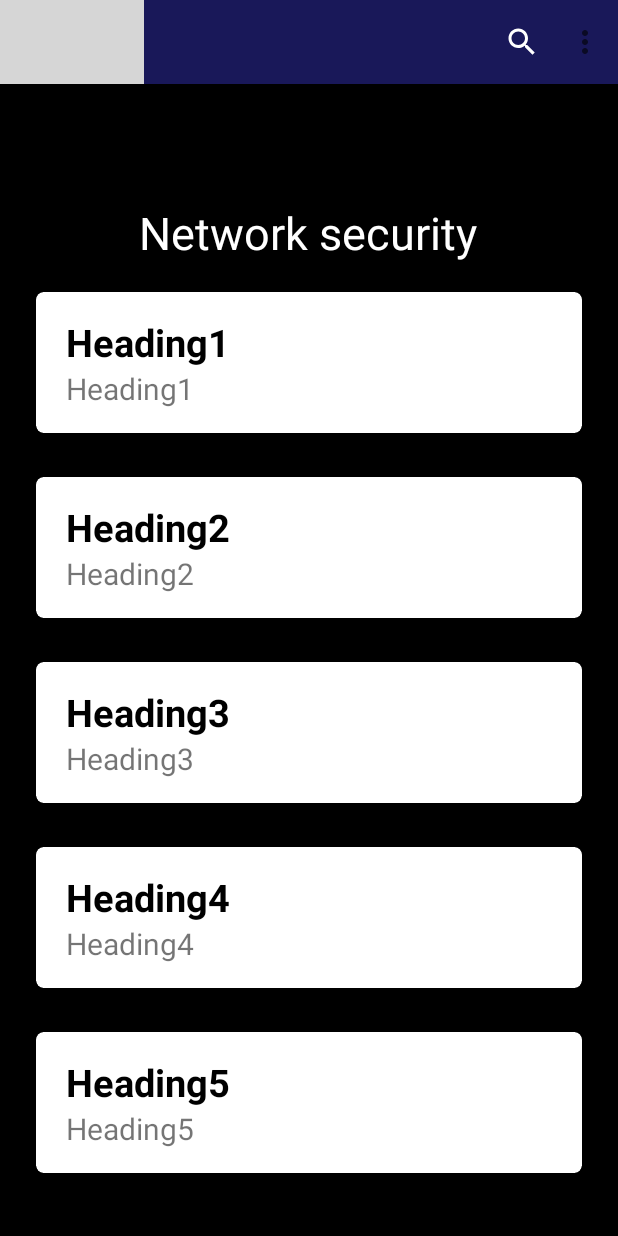
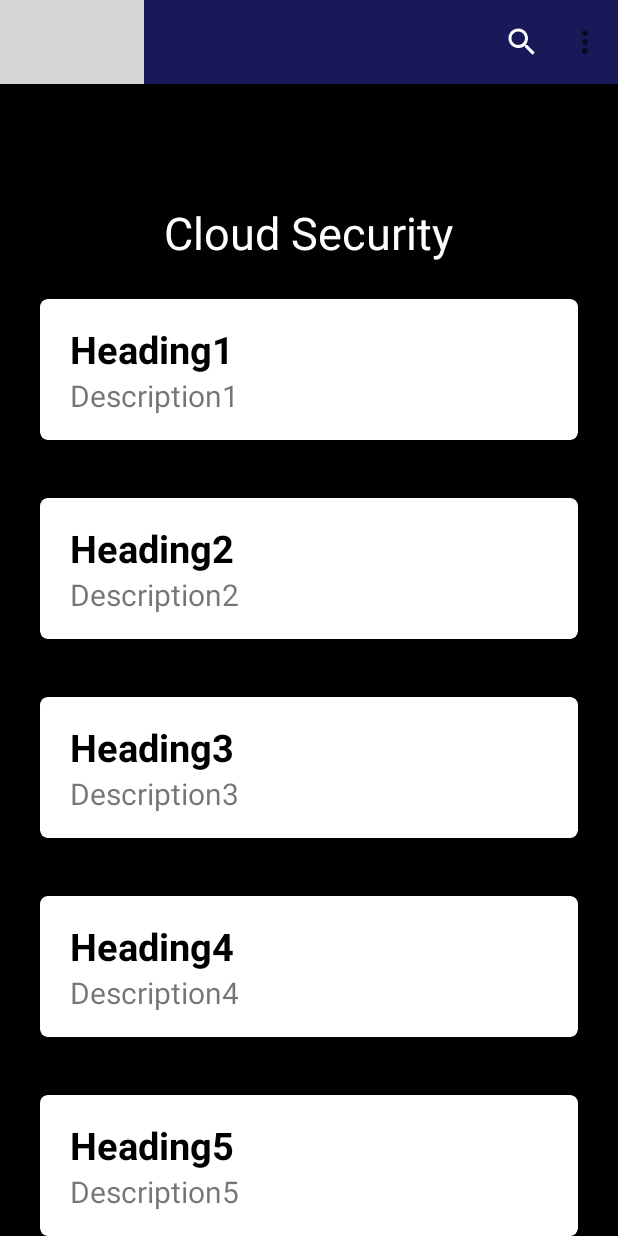
Before and after one commit to Dark-Knight11/CyberSec-App, an Android app: the Topic_Cloud_Security screen opened directly, with no data from a screen before it, on a phone screen of 412 x 824 dp. Run offline under Robolectric (Android 15) with nearby library versions, the phone set to English and light mode, and no system bars; grey boxes are pictures that could not be loaded.

Commit message:
Adding Layouts and view to remaining topics

```diff
--- a/app/src/main/AndroidManifest.xml
+++ b/app/src/main/AndroidManifest.xml
@@ -11,8 +11,8 @@
         android:supportsRtl="true"
         android:theme="@style/Theme.MaterialComponents.Light.NoActionBar"
         tools:ignore="AllowBackup">
-        <activity android:name=".Topic_1" />
-        <activity android:name=".Topic_2" />
+        <activity android:name=".Topic_Application_Security" />
+        <activity android:name=".Topic_Cloud_Security" />
         <activity
             android:name=".SplashScreen"
             android:theme="@style/SplashScreen">
--- a/app/src/main/java/com/sies/cyber/MainActivity.java
+++ b/app/src/main/java/com/sies/cyber/MainActivity.java
@@ -2,6 +2,7 @@ package com.sies.cyber;
 
 import android.os.Bundle;
 import android.view.View;
+import android.view.WindowManager;
 
 import androidx.appcompat.app.AppCompatActivity;
 import androidx.fragment.app.FragmentManager;
--- a/app/src/main/java/com/sies/cyber/Topic_1.java
+++ b/app/src/main/java/com/sies/cyber/Topic_Cloud_Security.java
@@ -3,26 +3,20 @@ package com.sies.cyber;
 import android.os.Bundle;
 
 import androidx.appcompat.app.AppCompatActivity;
-import androidx.recyclerview.widget.GridLayoutManager;
 import androidx.recyclerview.widget.LinearLayoutManager;
 import androidx.recyclerview.widget.RecyclerView;
 
-import com.sies.cyber.fragments.DataModel;
-import com.sies.cyber.fragments.myAdapter;
-
 import java.util.ArrayList;
 
-import static android.widget.GridLayout.VERTICAL;
-
-public class Topic_1 extends AppCompatActivity {
+public class Topic_Cloud_Security extends AppCompatActivity {
     RecyclerView mRecyclerView;
     ArrayList<DataModelInner> dataHolder;
 
     @Override
     protected void onCreate(Bundle savedInstanceState) {
         super.onCreate(savedInstanceState);
-        setContentView(R.layout.activity_topic_1);
-        mRecyclerView = findViewById(R.id.recView1);
+        setContentView(R.layout.cloud_security_topic);
+        mRecyclerView = findViewById(R.id.recView);
 
         mRecyclerView.setLayoutManager(new LinearLayoutManager(this));
         dataHolder = new ArrayList<>();
--- a/app/src/main/java/com/sies/cyber/myAdapterInner.java
+++ b/app/src/main/java/com/sies/cyber/myAdapterInner.java
@@ -1,19 +1,13 @@
 package com.sies.cyber;
 
-import android.content.Intent;
 import android.view.LayoutInflater;
 import android.view.View;
 import android.view.ViewGroup;
-import android.widget.ImageView;
 import android.widget.TextView;
 import android.widget.Toast;
 
 import androidx.annotation.NonNull;
 import androidx.recyclerview.widget.RecyclerView;
-
-import com.sies.cyber.R;
-import com.sies.cyber.Topic_1;
-import com.sies.cyber.Topic_2;
 
 import java.util.ArrayList;
 
@@ -35,7 +29,7 @@ public class myAdapterInner extends RecyclerView.Adapter<myAdapterInner.myViewHo
     @Override
     public void onBindViewHolder(@NonNull myViewHolder holder, int position) {
         holder.title.setText(dataHolder.get(position).getTitle());
-        holder.description.setText(dataHolder.get(position).getTitle());
+        holder.description.setText(dataHolder.get(position).getDescription());
     }
 
     @Override
--- a/app/src/main/res/layout/activity_topic_example.xml
+++ b/app/src/main/res/layout/activity_topic_example.xml
@@ -5,7 +5,7 @@
     xmlns:app="http://schemas.android.com/apk/res-auto"
     app:cardCornerRadius="5dp"
     android:layout_margin="10dp"
-    android:elevation="5dp"
+    app:cardElevation="5dp"
     app:cardUseCompatPadding="true">
 
     <RelativeLayout
--- /dev/null
+++ b/app/src/main/res/layout/cloud_security_topic.xml
@@ -0,0 +1,52 @@
+<?xml version="1.0" encoding="utf-8"?>
+<androidx.constraintlayout.widget.ConstraintLayout xmlns:android="http://schemas.android.com/apk/res/android"
+    xmlns:app="http://schemas.android.com/apk/res-auto"
+    xmlns:tools="http://schemas.android.com/tools"
+    android:layout_width="match_parent"
+    android:layout_height="match_parent"
+    android:background="@color/black"
+    tools:context=".Topic_Cloud_Security">
+
+    <com.google.android.material.appbar.AppBarLayout
+        android:id="@+id/app_bar"
+        android:layout_width="match_parent"
+        android:layout_height="wrap_content"
+        tools:ignore="MissingConstraints" >
+        <com.google.android.material.appbar.MaterialToolbar
+            android:id="@+id/topAppBar"
+            android:background="#191859"
+            android:layout_width="match_parent"
+            android:layout_height="?android:actionBarSize"
+            app:menu="@menu/top_app_bar"
+            app:navigationIconTint="@color/white"
+            app:navigationIcon="@drawable/ic_baseline_arrow_back_24"
+            tools:ignore="MissingConstraints" />
+    </com.google.android.material.appbar.AppBarLayout>
+
+    <TextView
+        android:id="@+id/topic_title"
+        android:layout_width="wrap_content"
+        android:layout_height="wrap_content"
+        android:text="@string/cloud_security"
+        android:textColor="@color/white"
+        android:textSize="30sp"
+        app:layout_constraintBottom_toBottomOf="parent"
+        app:layout_constraintEnd_toEndOf="parent"
+        app:layout_constraintHorizontal_bias="0.497"
+        app:layout_constraintStart_toStartOf="parent"
+        app:layout_constraintTop_toBottomOf="@+id/app_bar"
+        app:layout_constraintVertical_bias="0.108" />
+
+    <androidx.recyclerview.widget.RecyclerView
+        android:layout_width="match_parent"
+        android:layout_height="match_parent"
+        android:layout_marginTop="180dp"
+        android:layout_marginStart="10dp"
+        android:layout_marginEnd="10dp"
+        android:id="@+id/recView"
+        app:layout_constraintBottom_toBottomOf="parent"
+        app:layout_constraintEnd_toEndOf="parent"
+        app:layout_constraintStart_toStartOf="parent"
+        app:layout_constraintTop_toBottomOf="@+id/topic_title" />
+
+</androidx.constraintlayout.widget.ConstraintLayout>
--- a/app/src/main/res/layout/activity_topic_2.xml
+++ b/app/src/main/res/layout/linux_essentials_topic.xml
@@ -5,7 +5,7 @@
     android:layout_width="match_parent"
     android:layout_height="match_parent"
     android:background="@color/black"
-    tools:context=".Topic_2">
+    tools:context=".Topic_Linux_Essentials">
 
     <com.google.android.material.appbar.AppBarLayout
         android:id="@+id/app_bar"
@@ -27,7 +27,7 @@
         android:id="@+id/topic_title"
         android:layout_width="wrap_content"
         android:layout_height="wrap_content"
-        android:text="@string/cloud_security"
+        android:text="@string/linux_essentials"
         android:textColor="@color/white"
         android:textSize="30sp"
         app:layout_constraintBottom_toBottomOf="parent"
@@ -43,7 +43,7 @@
         android:layout_marginTop="180dp"
         android:layout_marginStart="10dp"
         android:layout_marginEnd="10dp"
-        android:id="@+id/recView1"
+        android:id="@+id/recView"
         app:layout_constraintBottom_toBottomOf="parent"
         app:layout_constraintEnd_toEndOf="parent"
         app:layout_constraintStart_toStartOf="parent"
--- a/app/src/main/res/layout/activity_topic_1.xml
+++ b/app/src/main/res/layout/wapt_security_topic.xml
@@ -5,7 +5,7 @@
     android:layout_width="match_parent"
     android:layout_height="match_parent"
     android:background="@color/black"
-    tools:context=".Topic_1">
+    tools:context=".Topic_WAPT_Security">
 
     <com.google.android.material.appbar.AppBarLayout
         android:id="@+id/app_bar"
@@ -27,7 +27,7 @@
         android:id="@+id/topic_title"
         android:layout_width="wrap_content"
         android:layout_height="wrap_content"
-        android:text="@string/network_security"
+        android:text="@string/wapt_security"
         android:textColor="@color/white"
         android:textSize="30sp"
         app:layout_constraintBottom_toBottomOf="parent"
@@ -43,7 +43,7 @@
         android:layout_marginTop="180dp"
         android:layout_marginStart="10dp"
         android:layout_marginEnd="10dp"
-        android:id="@+id/recView1"
+        android:id="@+id/recView"
         app:layout_constraintBottom_toBottomOf="parent"
         app:layout_constraintEnd_toEndOf="parent"
         app:layout_constraintStart_toStartOf="parent"
```
Also changed, not shown: app/src/main/java/com/sies/cyber/Topic_Application_Security.java (added, +45 -0 lines), app/src/main/java/com/sies/cyber/Topic_Data_Security.java (added, +45 -0 lines), app/src/main/java/com/sies/cyber/Topic_Linux_Essentials.java (renamed from app/src/main/java/com/sies/cyber/Topic_2.java, +3 -9 lines), app/src/main/java/com/sies/cyber/Topic_WAPT_Security.java (added, +45 -0 lines), app/src/main/java/com/sies/cyber/fragments/myAdapter.java (+20 -4 lines), app/src/main/res/layout/application_security_topic.xml (added, +52 -0 lines), app/src/main/res/layout/data_security_topic.xml (added, +52 -0 lines), app/src/main/res/values/strings.xml (+5 -2 lines).
